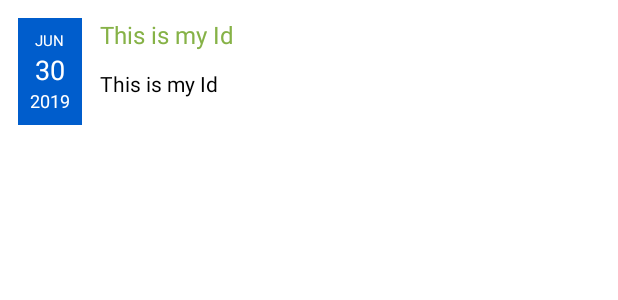
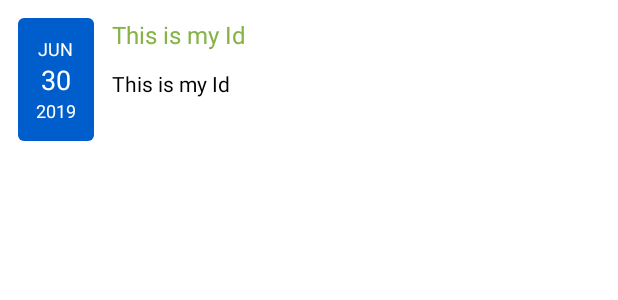
Before and after one commit to JosueArevalo/Setlist.fm-Pro, an Android app: the layout cell_setlist.xml on its own in the app's theme, with its tools: preview values and no code run, on a phone screen of 412 x 824 dp. Shown: the top 300 px of the screen. Run offline under Robolectric (Android 15) with nearby library versions, the phone set to English and light mode, and no system bars; network calls fail.

Commit message:
Formatting date in cell

```diff
--- a/presentation/src/main/java/com/josuearevalodev/setlistfmpro/models/setlistfm/models/Setlist.kt
+++ b/presentation/src/main/java/com/josuearevalodev/setlistfmpro/models/setlistfm/models/Setlist.kt
@@ -53,7 +53,7 @@ data class Setlist(val id: String = "",
             val newDateFormat = SimpleDateFormat("dd-MMM-yyyy")
             val newFormat = newDateFormat.format(date)
             val elements = newFormat.split("-")
-            return elements[position]
+            return elements[position].toUpperCase()
 
 
         } catch (e: ParseException) {
--- /dev/null
+++ b/presentation/src/main/res/drawable/shape_setlists_date.xml
@@ -0,0 +1,7 @@
+<shape xmlns:android="http://schemas.android.com/apk/res/android"
+    android:shape="rectangle">
+
+    <solid android:color="@color/colorDate" />
+    <corners android:radius="4dp" />
+
+</shape>
--- a/presentation/src/main/res/layout/cell_setlist.xml
+++ b/presentation/src/main/res/layout/cell_setlist.xml
@@ -3,7 +3,7 @@
     xmlns:app="http://schemas.android.com/apk/res-auto"
     xmlns:tools="http://schemas.android.com/tools"
     android:layout_width="match_parent"
-    android:layout_height="100dp"
+    android:layout_height="wrap_content"
     android:padding="@dimen/spacing_normal">
 
     <LinearLayout
@@ -11,8 +11,8 @@
         android:layout_width="wrap_content"
         android:layout_height="wrap_content"
         android:orientation="vertical"
-        android:background="@color/colorDate"
-        android:padding="@dimen/spacing_small"
+        android:background="@drawable/shape_setlists_date"
+        android:padding="@dimen/spacing_normal"
         app:layout_constraintTop_toTopOf="parent"
         app:layout_constraintStart_toStartOf="parent">
 
--- a/presentation/src/main/res/values/styles.xml
+++ b/presentation/src/main/res/values/styles.xml
@@ -12,7 +12,7 @@
 
     <style name="Setlists.Text.List.Month" parent="Setlists.Text">
         <item name="android:textColor">@color/colorWhite</item>
-        <item name="android:textSize">10sp</item>
+        <item name="android:textSize">12sp</item>
     </style>
 
     <style name="Setlists.Text.List.Day" parent="Setlists.Text">
```
